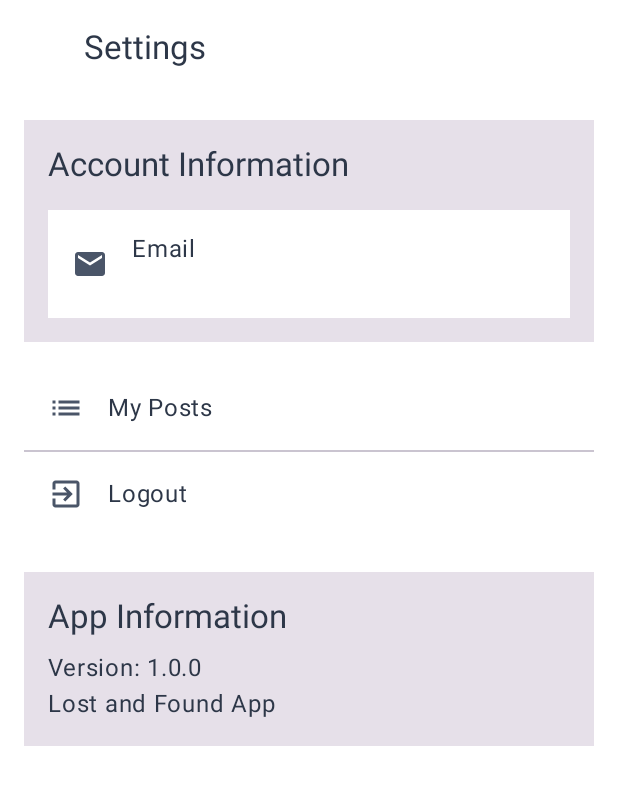
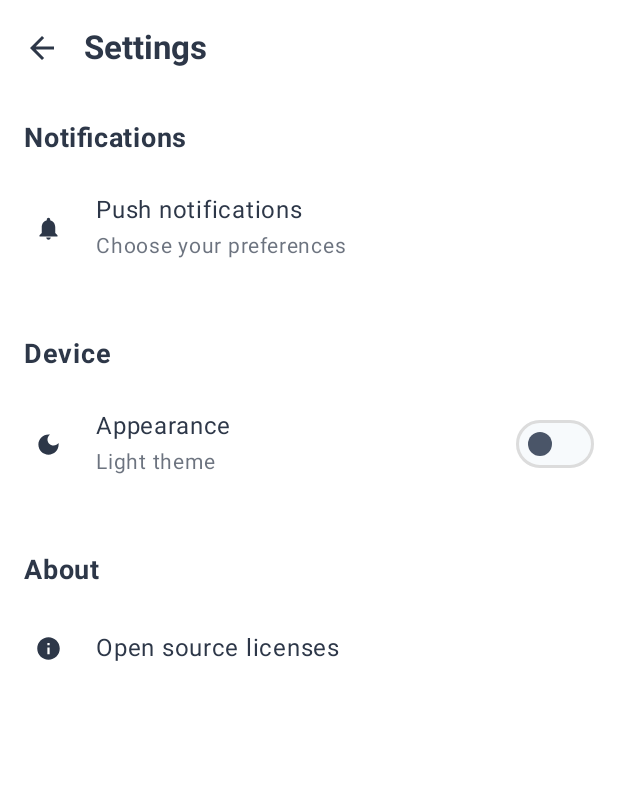
Before and after one commit to Sithi-sak/lost-and-found-mobile-app, an Android app built with Jetpack Compose: the SettingsScreen screen opened through its navigation route, on a phone screen of 412 x 824 dp. Shown: the top 785 px of the screen. Run offline under Robolectric (Android 15) with nearby library versions, the phone set to English and light mode, and no system bars; our stand-ins replace Firebase (no records; nobody signed in at launch, a user with empty details on screens opened directly), accompanist.

Commit message:
update setting screen

```diff
--- a/app/src/main/java/com/example/lostandfound/ui/screens/SettingsScreen.kt
+++ b/app/src/main/java/com/example/lostandfound/ui/screens/SettingsScreen.kt
@@ -1,36 +1,55 @@
 package com.example.lostandfound.ui.screens
 
+import androidx.compose.foundation.background
 import androidx.compose.foundation.clickable
+import androidx.compose.foundation.layout.Box
 import androidx.compose.foundation.layout.Column
+import androidx.compose.foundation.layout.Row
 import androidx.compose.foundation.layout.Spacer
 import androidx.compose.foundation.layout.fillMaxSize
 import androidx.compose.foundation.layout.fillMaxWidth
 import androidx.compose.foundation.layout.height
 import androidx.compose.foundation.layout.padding
+import androidx.compose.foundation.layout.size
+import androidx.compose.foundation.layout.width
+import androidx.compose.foundation.rememberScrollState
+import androidx.compose.foundation.shape.CircleShape
+import androidx.compose.foundation.shape.RoundedCornerShape
+import androidx.compose.foundation.verticalScroll
 import androidx.compose.material.icons.Icons
-import androidx.compose.material.icons.automirrored.filled.ExitToApp
-import androidx.compose.material.icons.automirrored.filled.List
 import androidx.compose.material.icons.automirrored.filled.ArrowBack
-import androidx.compose.material.icons.filled.Email
-import androidx.compose.material3.Card
+import androidx.compose.material.icons.filled.DarkMode
+import androidx.compose.material.icons.filled.Info
+import androidx.compose.material.icons.filled.Notifications
 import androidx.compose.material3.ExperimentalMaterial3Api
+import androidx.compose.material3.HorizontalDivider
 import androidx.compose.material3.Icon
 import androidx.compose.material3.IconButton
-import androidx.compose.material3.ListItem
 import androidx.compose.material3.MaterialTheme
 import androidx.compose.material3.Scaffold
+import androidx.compose.material3.Surface
+import androidx.compose.material3.Switch
+import androidx.compose.material3.SwitchDefaults
 import androidx.compose.material3.Text
 import androidx.compose.material3.TopAppBar
 import androidx.compose.material3.TopAppBarDefaults
 import androidx.compose.runtime.Composable
 import androidx.compose.runtime.collectAsState
 import androidx.compose.runtime.getValue
+import androidx.compose.runtime.mutableStateOf
+import androidx.compose.runtime.remember
+import androidx.compose.runtime.setValue
 import androidx.compose.ui.Alignment
 import androidx.compose.ui.Modifier
+import androidx.compose.ui.draw.clip
+import androidx.compose.ui.graphics.Color
+import androidx.compose.ui.graphics.vector.ImageVector
+import androidx.compose.ui.text.font.FontWeight
 import androidx.compose.ui.unit.dp
-import com.example.lostandfound.viewmodel.AuthState
+import androidx.compose.ui.unit.sp
+import com.example.lostandfound.ui.theme.Shapes
 import com.example.lostandfound.viewmodel.LostAndFoundViewModel
-import androidx.compose.material3.Divider
+import com.example.lostandfound.viewmodel.ThemeState
 
 @OptIn(ExperimentalMaterial3Api::class)
 @Composable
@@ -40,24 +59,30 @@ fun SettingsScreen(
     onNavigateToHistory: () -> Unit,
     onLogout: () -> Unit
 ) {
-    val authState by viewModel.authState.collectAsState()
+    val themeState by viewModel.themeState.collectAsState()
+    val isDarkMode = themeState == ThemeState.DARK
 
     Scaffold(
         topBar = {
             TopAppBar(
-                title = { Text("Settings") },
+                title = {
+                    Text(
+                        "Settings",
+                        fontWeight = FontWeight.Bold
+                    )
+                },
                 navigationIcon = {
                     IconButton(onClick = onNavigateBack) {
                         Icon(
                             imageVector = Icons.AutoMirrored.Filled.ArrowBack,
-                            contentDescription = "Back",
-                            tint = MaterialTheme.colorScheme.onPrimary
+                            contentDescription = "Back"
                         )
                     }
                 },
                 colors = TopAppBarDefaults.topAppBarColors(
-                    containerColor = MaterialTheme.colorScheme.primaryContainer,
-                    titleContentColor = MaterialTheme.colorScheme.onPrimaryContainer
+                    containerColor = MaterialTheme.colorScheme.surface,
+                    titleContentColor = MaterialTheme.colorScheme.onSurface,
+                    navigationIconContentColor = MaterialTheme.colorScheme.onSurface
                 )
             )
         }
@@ -66,96 +91,190 @@ fun SettingsScreen(
             modifier = Modifier
                 .fillMaxSize()
                 .padding(padding)
-                .padding(16.dp),
-            horizontalAlignment = Alignment.CenterHorizontally
+                .verticalScroll(rememberScrollState())
+                .background(MaterialTheme.colorScheme.background)
         ) {
-            // User Info Section
-            Card(
-                modifier = Modifier.fillMaxWidth()
+            // Notifications Section
+            SettingsHeader("Notifications")
+
+            SettingsItem(
+                icon = Icons.Default.Notifications,
+                title = "Push notifications",
+                subtitle = "Choose your preferences",
+                onClick = {
+                    // Handle push notifications settings
+                }
+            )
+
+            Spacer(modifier = Modifier.height(16.dp))
+
+            // Device Section
+            SettingsHeader("Device")
+
+            // Appearance setting with toggle
+            Row(
+                modifier = Modifier
+                    .fillMaxWidth()
+                    .clickable { viewModel.toggleTheme() }
+                    .padding(16.dp),
+                verticalAlignment = Alignment.CenterVertically
             ) {
+                // Icon in a circle background
+                Box(
+                    modifier = Modifier
+                        .size(32.dp)
+                        .clip(CircleShape)
+                        .background(MaterialTheme.colorScheme.primaryContainer),
+                    contentAlignment = Alignment.Center
+                ) {
+                    Icon(
+                        imageVector = Icons.Default.DarkMode,
+                        contentDescription = null,
+                        tint = MaterialTheme.colorScheme.onPrimaryContainer,
+                        modifier = Modifier.size(18.dp)
+                    )
+                }
+
+                Spacer(modifier = Modifier.width(16.dp))
+
+                // Text content
                 Column(
-                    modifier = Modifier.padding(16.dp)
+                    modifier = Modifier.weight(1f)
                 ) {
                     Text(
-                        text = "Account Information",
-                        style = MaterialTheme.typography.titleLarge
+                        text = "Appearance",
+                        fontSize = 16.sp,
+                        color = MaterialTheme.colorScheme.onBackground
                     )
 
-                    Spacer(modifier = Modifier.height(16.dp))
+                    Text(
+                        text = if (isDarkMode) "Dark theme" else "Light theme",
+                        fontSize = 14.sp,
+                        color = MaterialTheme.colorScheme.onBackground.copy(alpha = 0.7f)
+                    )
+                }
 
-                    if (authState is AuthState.Authenticated) {
-                        val user = (authState as AuthState.Authenticated).user
-                        val userEmail = runCatching { user.email }.getOrNull() ?: "No email"
-
-                        ListItem(
-                            headlineContent = { Text("Email") },
-                            supportingContent = { Text(userEmail) },
-                            leadingContent = {
-                                Icon(
-                                    Icons.Default.Email,
-                                    contentDescription = "Email"
-                                )
-                            }
-                        )
-                    } else {
-                        Text("Not signed in")
-                    }
-                }
+                // Toggle switch
+                Switch(
+                    checked = isDarkMode,
+                    onCheckedChange = { viewModel.toggleTheme() },
+                    colors = SwitchDefaults.colors(
+                        checkedThumbColor = MaterialTheme.colorScheme.onPrimary,
+                        checkedTrackColor = MaterialTheme.colorScheme.primary,
+                        uncheckedThumbColor = MaterialTheme.colorScheme.onSurfaceVariant,
+                        uncheckedTrackColor = MaterialTheme.colorScheme.surfaceVariant
+                    )
+                )
             }
 
             Spacer(modifier = Modifier.height(16.dp))
 
-            // Navigation Options
-            Card(
-                modifier = Modifier.fillMaxWidth()
+            // About Section
+            SettingsHeader("About")
+
+            // About item with circle background
+            Row(
+                modifier = Modifier
+                    .fillMaxWidth()
+                    .clickable { /* Handle open source licenses */ }
+                    .padding(16.dp),
+                verticalAlignment = Alignment.CenterVertically
             ) {
-                Column {
-                    ListItem(
-                        headlineContent = { Text("My Posts") },
-                        leadingContent = {
-                            Icon(
-                                Icons.AutoMirrored.Filled.List,
-                                contentDescription = "My Posts"
-                            )
-                        },
-                        modifier = Modifier.clickable { onNavigateToHistory() }
-                    )
-
-                    Divider()
-
-                    ListItem(
-                        headlineContent = { Text("Logout") },
-                        leadingContent = {
-                            Icon(
-                                Icons.AutoMirrored.Filled.ExitToApp,
-                                contentDescription = "Logout"
-                            )
-                        },
-                        modifier = Modifier.clickable { onLogout() }
+                // Icon in a circle background
+                Box(
+                    modifier = Modifier
+                        .size(32.dp)
+                        .clip(CircleShape)
+                        .background(MaterialTheme.colorScheme.primaryContainer),
+                    contentAlignment = Alignment.Center
+                ) {
+                    Icon(
+                        imageVector = Icons.Default.Info,
+                        contentDescription = null,
+                        tint = MaterialTheme.colorScheme.onPrimaryContainer,
+                        modifier = Modifier.size(18.dp)
                     )
                 }
-            }
 
-            Spacer(modifier = Modifier.height(24.dp))
+                Spacer(modifier = Modifier.width(16.dp))
 
-            // App Info Section
-            Card(
-                modifier = Modifier.fillMaxWidth()
-            ) {
+                // Text content
                 Column(
-                    modifier = Modifier.padding(16.dp)
+                    modifier = Modifier.weight(1f)
                 ) {
                     Text(
-                        text = "App Information",
-                        style = MaterialTheme.typography.titleLarge
+                        text = "Open source licenses",
+                        fontSize = 16.sp,
+                        color = MaterialTheme.colorScheme.onBackground
                     )
-
-                    Spacer(modifier = Modifier.height(8.dp))
-
-                    Text("Version: 1.0.0")
-                    Text("Lost and Found App")
                 }
             }
         }
     }
 }
+
+@Composable
+private fun SettingsHeader(
+    title: String
+) {
+    Text(
+        text = title,
+        fontSize = 18.sp,
+        fontWeight = FontWeight.Bold,
+        color = MaterialTheme.colorScheme.onBackground,
+        modifier = Modifier.padding(start = 16.dp, end = 16.dp, top = 16.dp, bottom = 8.dp)
+    )
+}
+
+@Composable
+private fun SettingsItem(
+    icon: ImageVector,
+    title: String,
+    subtitle: String? = null,
+    onClick: () -> Unit = {}
+) {
+    Row(
+        modifier = Modifier
+            .fillMaxWidth()
+            .clickable(onClick = onClick)
+            .padding(16.dp),
+        verticalAlignment = Alignment.CenterVertically
+    ) {
+        // Icon in a circle background
+        Box(
+            modifier = Modifier
+                .size(32.dp)
+                .clip(CircleShape)
+                .background(MaterialTheme.colorScheme.primaryContainer),
+            contentAlignment = Alignment.Center
+        ) {
+            Icon(
+                imageVector = icon,
+                contentDescription = null,
+                tint = MaterialTheme.colorScheme.onPrimaryContainer,
+                modifier = Modifier.size(18.dp)
+            )
+        }
+
+        Spacer(modifier = Modifier.width(16.dp))
+
+        // Text content
+        Column(
+            modifier = Modifier.weight(1f)
+        ) {
+            Text(
+                text = title,
+                fontSize = 16.sp,
+                color = MaterialTheme.colorScheme.onBackground
+            )
+
+            if (subtitle != null) {
+                Text(
+                    text = subtitle,
+                    fontSize = 14.sp,
+                    color = MaterialTheme.colorScheme.onBackground.copy(alpha = 0.7f)
+                )
+            }
+        }
+    }
+}
```
